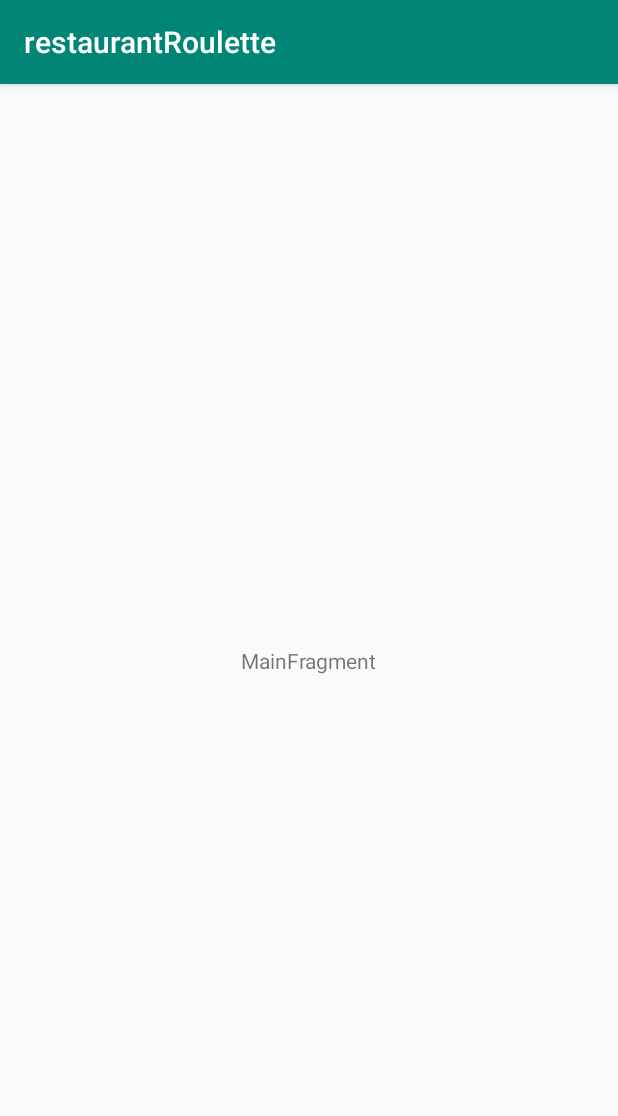
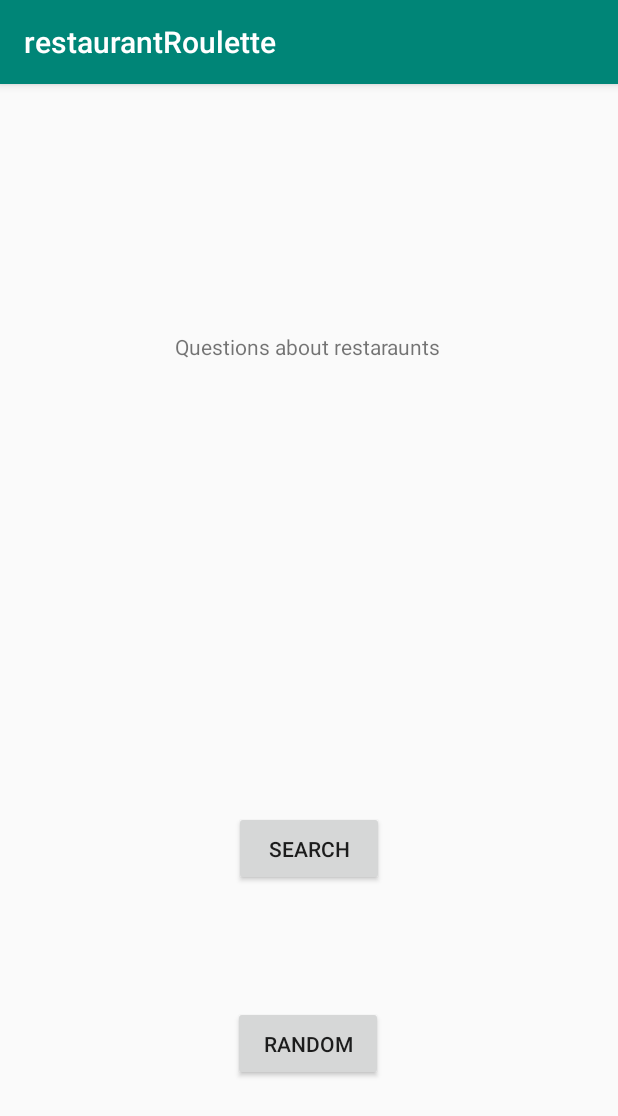
Before and after one commit to Dschneider16/restaurantRoulette, an Android app: the screen it shows after launch (MainActivity), on a phone screen of 412 x 824 dp. Shown: the top 1116 px of the screen. Run offline under Robolectric (Android 15) with nearby library versions, the phone set to English and light mode, and no system bars.

Commit message:
Random Button

```diff
--- a/app/build.gradle
+++ b/app/build.gradle
@@ -9,7 +9,7 @@ android {
     buildToolsVersion "29.0.2"
     defaultConfig {
         applicationId "com.restaurantroulette"
-        minSdkVersion 28
+        minSdkVersion 26
         targetSdkVersion 29
         versionCode 1
         versionName "1.0"
--- a/app/src/main/java/com/restaurantroulette/MainActivity.kt
+++ b/app/src/main/java/com/restaurantroulette/MainActivity.kt
@@ -2,6 +2,9 @@ package com.restaurantroulette
 
 import androidx.appcompat.app.AppCompatActivity
 import android.os.Bundle
+import android.os.Message
+import android.widget.Button
+import android.widget.TextView
 import com.restaurantroulette.ui.main.MainFragment
 
 class MainActivity : AppCompatActivity() {
@@ -14,6 +17,20 @@ class MainActivity : AppCompatActivity() {
                 .replace(R.id.container, MainFragment.newInstance())
                 .commitNow()
         }
+        val btnRandom = findViewById<Button>(R.id.btnRadom)
+        val msgMain = findViewById<TextView>(R.id.message)
+        btnRandom?.setOnClickListener{
+            btnRandomClick(msgMain)
+        }
+
     }
 
+    /**
+     * Logic for Selecting a random Restaraunt Location.
+     * @param msg TextView of Main Fragment.
+     */
+    fun btnRandomClick(msg: TextView){
+        msg.text = "Random selection enabled, hit search to continue."
+        println("${msg.text}")
+    }
 }
--- a/app/src/main/res/layout/main_fragment.xml
+++ b/app/src/main/res/layout/main_fragment.xml
@@ -11,10 +11,43 @@
         android:id="@+id/message"
         android:layout_width="wrap_content"
         android:layout_height="wrap_content"
-        android:text="MainFragment"
-        app:layout_constraintBottom_toBottomOf="parent"
+        android:layout_marginTop="212dp"
+        android:layout_marginBottom="200dp"
+        android:text="@string/msgMain_String"
+        app:layout_constraintBottom_toTopOf="@+id/btnSearch"
         app:layout_constraintEnd_toEndOf="parent"
+        app:layout_constraintHorizontal_bias="0.497"
         app:layout_constraintStart_toStartOf="parent"
         app:layout_constraintTop_toTopOf="parent" />
 
+    <Button
+        android:id="@+id/btnRadom"
+        android:layout_width="100dp"
+        android:layout_height="50dp"
+        android:layout_marginStart="155dp"
+        android:layout_marginTop="40dp"
+        android:layout_marginEnd="156dp"
+        android:layout_marginBottom="150dp"
+        android:text="@string/btnRandom_String"
+        app:layout_constraintBottom_toBottomOf="parent"
+        app:layout_constraintEnd_toEndOf="parent"
+        app:layout_constraintHorizontal_bias="0.0"
+        app:layout_constraintStart_toStartOf="parent"
+        app:layout_constraintTop_toBottomOf="@+id/btnSearch" />
+
+    <Button
+        android:id="@+id/btnSearch"
+        android:layout_width="100dp"
+        android:layout_height="50dp"
+        android:layout_marginStart="155dp"
+        android:layout_marginTop="100dp"
+        android:layout_marginEnd="156dp"
+        android:layout_marginBottom="40dp"
+        android:text="@string/btnSearch_String"
+        app:layout_constraintBottom_toTopOf="@+id/btnRadom"
+        app:layout_constraintEnd_toEndOf="parent"
+        app:layout_constraintHorizontal_bias="1.0"
+        app:layout_constraintStart_toStartOf="parent"
+        app:layout_constraintTop_toBottomOf="@+id/message" />
+
 </androidx.constraintlayout.widget.ConstraintLayout>
--- a/app/src/main/res/values/strings.xml
+++ b/app/src/main/res/values/strings.xml
@@ -1,3 +1,6 @@
 <resources>
     <string name="app_name">restaurantRoulette</string>
+    <string name="btnRandom_String">Random</string>
+    <string name="msgMain_String">Questions about restaraunts</string>
+    <string name="btnSearch_String">Search</string>
 </resources>
```
Also changed, not shown: 5 other files.
